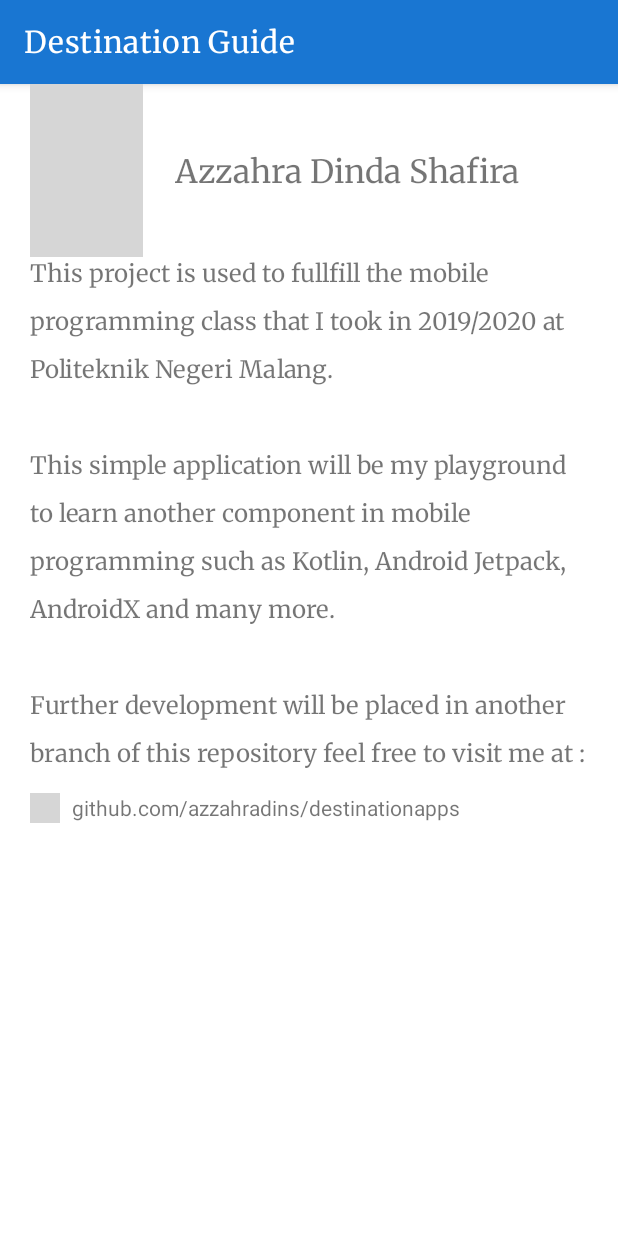
After one commit to azzahradins/destinationapps, an Android app: the AboutActivity screen opened directly, with no data from a screen before it, on a phone screen of 412 x 824 dp. The commit adds this screen. Run offline under Robolectric (Android 15) with nearby library versions, the phone set to English and light mode, and no system bars; our stand-ins replace CircleImageView, Picasso; pictures from the network do not load; grey boxes are pictures that could not be loaded.

Commit message:
optional task - add about me pages

```diff
--- a/app/build.gradle
+++ b/app/build.gradle
@@ -25,10 +25,10 @@ android {
 
 dependencies {
     implementation fileTree(dir: 'libs', include: ['*.jar'])
-
     implementation 'androidx.appcompat:appcompat:1.1.0'
     implementation 'androidx.constraintlayout:constraintlayout:1.1.3'
     implementation 'com.android.support:cardview-v7:28.0.0'
+    implementation 'de.hdodenhof:circleimageview:3.1.0'
     implementation 'com.squareup.picasso:picasso:2.71828'
     implementation 'com.google.android.material:material:1.1.0'
     implementation 'androidx.vectordrawable:vectordrawable:1.0.1'
--- a/app/src/main/AndroidManifest.xml
+++ b/app/src/main/AndroidManifest.xml
@@ -1,7 +1,7 @@
 <?xml version="1.0" encoding="utf-8"?>
 <manifest xmlns:android="http://schemas.android.com/apk/res/android"
     package="com.example.destinationapps">
-
+    <uses-permission android:name="android.permission.INTERNET"/>
     <application
         android:name=".Application"
         android:allowBackup="true"
@@ -10,7 +10,8 @@
         android:roundIcon="@mipmap/ic_launcher_round"
         android:supportsRtl="true"
         android:theme="@style/AppTheme">
-        <activity android:name=".AccountActivity"></activity>
+        <activity android:name=".AboutActivity"></activity>
+        <activity android:name=".AccountActivity" />
         <activity android:name=".LoginActivity" />
         <activity android:name=".MenuActivity" />
         <activity android:name=".AddPlaces" />
--- /dev/null
+++ b/app/src/main/java/com/example/destinationapps/AboutActivity.java
@@ -0,0 +1,23 @@
+package com.example.destinationapps;
+
+import androidx.appcompat.app.AppCompatActivity;
+
+import android.os.Bundle;
+import android.widget.ImageView;
+
+import com.squareup.picasso.Picasso;
+
+public class AboutActivity extends AppCompatActivity {
+    ImageView logo, profile;
+    @Override
+    protected void onCreate(Bundle savedInstanceState) {
+        super.onCreate(savedInstanceState);
+        setContentView(R.layout.activity_about);
+        logo = findViewById(R.id.logo_github);
+        profile = findViewById(R.id.image_profile);
+
+        Picasso.get().load("https://scontent.fsub9-1.fna.fbcdn.net/v/t1.0-9/78367282_1287349531460289_514015836239822848_o.jpg?_nc_cat=108&_nc_sid=174925&_nc_eui2=AeHa8tWwfFNRJl292LJrDXA6U78aGIl6Sxii9IIcXjmKBhyDw4qrVRwlqvwEDzq2WnmYVd_EDTp0xdnNhaK5Rq5BpUXQ3-IRVTKUy79lkZh-vg&_nc_ohc=gaLix90vr6cAX88bMoV&_nc_ht=scontent.fsub9-1.fna&oh=c580fc8072d10ce3a9c7c21b3c0f3eb7&oe=5EA77F95")
+                .into(profile);
+        Picasso.get().load("https://github.githubassets.com/images/modules/logos_page/GitHub-Mark.png").into(logo);
+    }
+}
--- a/app/src/main/java/com/example/destinationapps/MenuActivity.java
+++ b/app/src/main/java/com/example/destinationapps/MenuActivity.java
@@ -45,4 +45,9 @@ public class MenuActivity extends AppCompatActivity {
         intent.putExtra("login", 0);
         startActivity(intent);
     }
+
+    public void GoToAbout(View view) {
+        Intent intent = new Intent(this, AboutActivity.class);
+        startActivity(intent);
+    }
 }
--- /dev/null
+++ b/app/src/main/res/layout/activity_about.xml
@@ -0,0 +1,64 @@
+<?xml version="1.0" encoding="utf-8"?>
+<androidx.constraintlayout.widget.ConstraintLayout xmlns:android="http://schemas.android.com/apk/res/android"
+    xmlns:app="http://schemas.android.com/apk/res-auto"
+    xmlns:tools="http://schemas.android.com/tools"
+    android:layout_width="match_parent"
+    android:layout_height="match_parent"
+    tools:context=".AboutActivity"
+    android:layout_marginStart="20dp"
+    android:layout_marginEnd="20dp">
+    <de.hdodenhof.circleimageview.CircleImageView
+        android:id="@+id/image_profile"
+        android:layout_width="75dp"
+        android:layout_height="0dp"
+        android:src="@drawable/morning"
+        app:layout_constraintTop_toTopOf="parent"
+        app:layout_constraintStart_toStartOf="parent"
+        app:civ_border_width="2dp"
+        app:civ_border_color="#CDCCCC"
+        app:layout_constraintBottom_toTopOf="@id/guide1"/>
+    <TextView
+        android:layout_width="0dp"
+        android:layout_height="wrap_content"
+        android:layout_marginStart="21dp"
+        android:layout_marginEnd="21dp"
+        android:text="Azzahra Dinda Shafira"
+        android:textSize="21sp"
+        app:layout_constraintStart_toEndOf="@id/image_profile"
+        app:layout_constraintTop_toTopOf="parent"
+        app:layout_constraintEnd_toEndOf="parent"
+        app:layout_constraintBottom_toTopOf="@id/guide1"/>
+    <androidx.constraintlayout.widget.Guideline
+        android:id="@+id/guide1"
+        android:layout_width="match_parent"
+        android:layout_height="match_parent"
+        android:orientation="horizontal"
+        app:layout_constraintGuide_percent="0.15"/>
+    <TextView
+        android:id="@+id/description"
+        android:layout_width="match_parent"
+        android:layout_height="wrap_content"
+        app:layout_constraintTop_toBottomOf="@id/guide1"
+        android:textSize="@dimen/text_default"
+        android:lineHeight="32dp"
+        android:text="This project is used to fullfill the mobile programming class that I took in 2019/2020 at Politeknik Negeri Malang. \n\nThis simple application will be my playground to learn another component in mobile programming such as Kotlin, Android Jetpack, AndroidX and many more. \n\nFurther development will be placed in another branch of this repository feel free to visit me at :"
+        tools:targetApi="p"/>
+    <LinearLayout
+        android:layout_width="match_parent"
+        android:layout_height="wrap_content"
+        android:orientation="horizontal"
+        app:layout_constraintTop_toBottomOf="@id/description"
+        android:layout_marginTop="16dp">
+        <ImageView
+            android:id="@+id/logo_github"
+            android:layout_width="20dp"
+            android:layout_height="20dp"
+            android:src="@drawable/morning"/>
+        <TextView
+            android:layout_width="wrap_content"
+            android:layout_height="wrap_content"
+            android:text="github.com/azzahradins/destinationapps"
+            android:layout_marginStart="8dp"
+            android:fontFamily="sans-serif"/>
+    </LinearLayout>
+</androidx.constraintlayout.widget.ConstraintLayout>
--- a/app/src/main/res/layout/activity_menu.xml
+++ b/app/src/main/res/layout/activity_menu.xml
@@ -170,7 +170,8 @@
         app:layout_constraintStart_toEndOf="@id/guide2"
         app:layout_constraintEnd_toEndOf="parent"
         android:elevation="12dp"
-        card_view:cardCornerRadius="10dp">
+        card_view:cardCornerRadius="10dp"
+        android:onClick="GoToAbout">
         <LinearLayout
             android:layout_width="match_parent"
             android:layout_height="match_parent"
```
Also changed, not shown: 2 other files.
